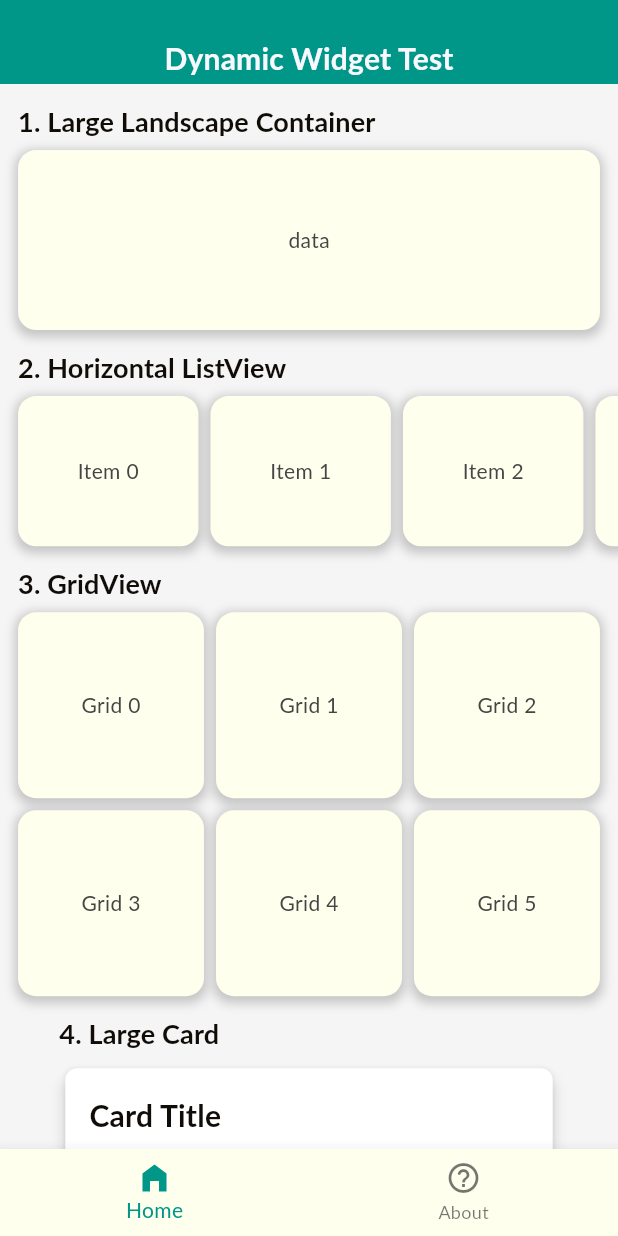
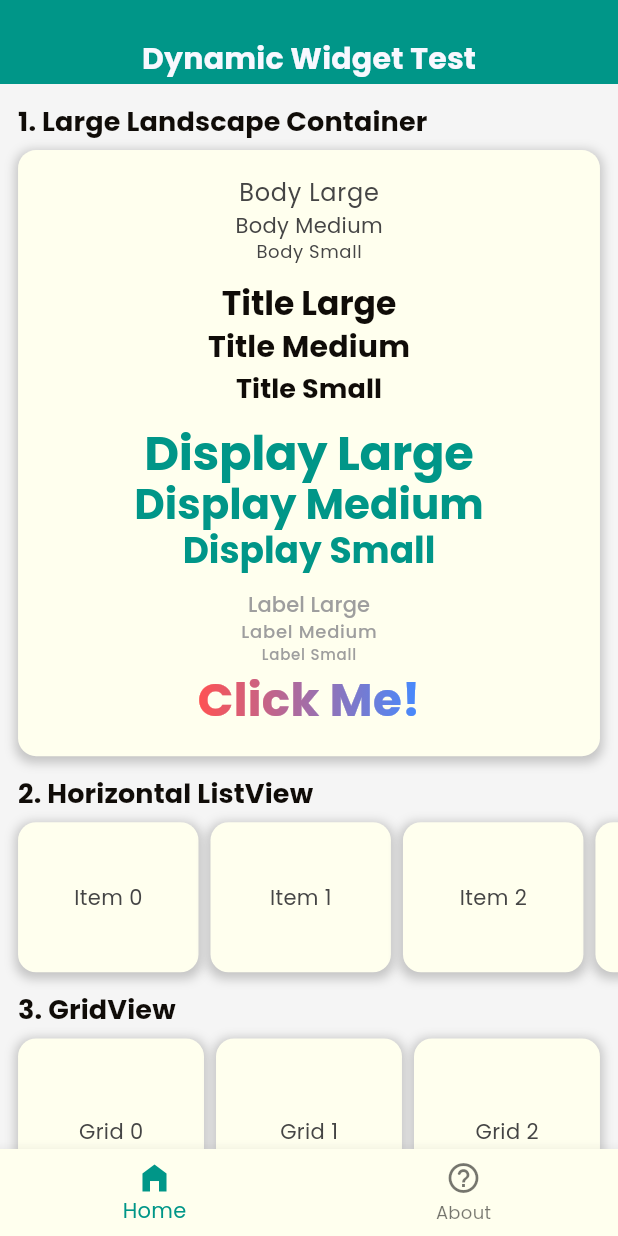
Before and after one commit to devaniket2/flutter_flavors_boilerplate, a Flutter app: the screen it shows after launch, on a phone screen of 412 x 824 dp. Run offline on Flutter 3.47's test engine with Material 3 defaults, Android fonts, the phone set to English and light mode, and no system bars; our stand-ins replace cached_network_image, connectivity_plus, device_info_plus, dio, flutter_screenutil, font_awesome_flutter and 5 more; missing offline and left inert: flutter_inappwebview; Roboto replaces fonts that are missing (Lato).

Commit message:
theme data and custom dialog UI changes

```diff
--- a/lib/app/common/themes/app_dark_theme.dart
+++ b/lib/app/common/themes/app_dark_theme.dart
@@ -1,7 +1,8 @@
 import 'package:flutter/material.dart';
 import 'package:flutter_flavors_boilerplate/app/resources/color_resource.dart';
+import 'package:google_fonts/google_fonts.dart';
 
-final TextStyle _poppins = TextStyle(fontFamily: 'Lato');
+final TextStyle _poppins = GoogleFonts.poppins();
 
 final ThemeData APP_DARK_THEME = ThemeData(
   appBarTheme: const AppBarTheme(foregroundColor: ColorResource.PRIMARY_COLOR),
--- a/lib/app/common/themes/app_light_theme.dart
+++ b/lib/app/common/themes/app_light_theme.dart
@@ -1,7 +1,8 @@
 import 'package:flutter/material.dart';
 import 'package:flutter_flavors_boilerplate/app/resources/color_resource.dart';
+import 'package:google_fonts/google_fonts.dart';
 
-final TextStyle _poppins = TextStyle(fontFamily: 'Lato');
+final TextStyle _poppins = GoogleFonts.poppins();
 
 final ThemeData APP_LIGHT_THEME = ThemeData(
   appBarTheme: const AppBarTheme(foregroundColor: ColorResource.PRIMARY_COLOR),
@@ -46,18 +47,18 @@ final ThemeData APP_LIGHT_THEME = ThemeData(
       fontWeight: FontWeight.bold,
     ),
     displayMedium: _poppins.copyWith(
-      fontSize: 30.0,
+      fontSize: 28.0,
       color: ColorResource.PRIMARY_COLOR,
       fontWeight: FontWeight.bold,
     ),
     displaySmall: _poppins.copyWith(
-      fontSize: 28.0,
+      fontSize: 24.0,
       color: ColorResource.PRIMARY_COLOR,
       fontWeight: FontWeight.bold,
     ),
-    labelLarge: _poppins.copyWith(fontSize: 16.0, color: Colors.grey),
-    labelMedium: _poppins.copyWith(fontSize: 14.0, color: Colors.grey),
-    labelSmall: _poppins.copyWith(fontSize: 12.0, color: Colors.grey),
+    labelLarge: _poppins.copyWith(fontSize: 14.0, color: Colors.grey),
+    labelMedium: _poppins.copyWith(fontSize: 12.0, color: Colors.grey),
+    labelSmall: _poppins.copyWith(fontSize: 10.0, color: Colors.grey),
   ),
 
   // // color scheme
@@ -94,4 +95,9 @@ final ThemeData APP_LIGHT_THEME = ThemeData(
   ),
 
   buttonTheme: ButtonThemeData(),
+
+  dialogTheme: DialogThemeData(
+    backgroundColor: Colors.white,
+    shape: RoundedRectangleBorder(borderRadius: BorderRadius.circular(12.0)),
+  ),
 );
--- a/lib/ui/common_widgets/app_gradient_text.dart
+++ b/lib/ui/common_widgets/app_gradient_text.dart
@@ -1,26 +1,38 @@
 import 'package:flutter/material.dart';
 
 class AppGradientText extends StatelessWidget {
-  const AppGradientText(
-    this.text, {
+  final String text;
+  final Gradient gradient;
+  final double? fontSize;
+  final FontWeight? fontWeight;
+  final String? fontFamily;
+
+  const AppGradientText({
     super.key,
+    required this.text,
     required this.gradient,
-    this.style,
+    this.fontSize,
+    this.fontWeight,
+    this.fontFamily,
   });
-
-  final String text;
-  final TextStyle? style;
-  final Gradient gradient;
 
   @override
   Widget build(BuildContext context) {
     return ShaderMask(
-      blendMode: BlendMode.srcIn,
-      shaderCallback:
-          (bounds) => gradient.createShader(
-            Rect.fromLTWH(0, 0, bounds.width, bounds.height),
-          ),
-      child: Text(text, style: style),
+      shaderCallback: (bounds) {
+        return gradient.createShader(
+          Rect.fromLTWH(0, 0, bounds.width, bounds.height),
+        );
+      },
+      child: Text(
+        text,
+        style: TextStyle(
+          color: Colors.white, // ignored by ShaderMask
+          fontSize: fontSize ?? 16.0, // default size
+          fontWeight: fontWeight ?? FontWeight.bold, // bold weight
+          fontFamily: fontFamily,
+        ),
+      ),
     );
   }
 }
--- a/lib/ui/screens/dashboard/pages/home/home_screen.dart
+++ b/lib/ui/screens/dashboard/pages/home/home_screen.dart
@@ -1,11 +1,12 @@
 import 'dart:ui';
-
 import 'package:flutter/material.dart';
 import 'package:flutter_flavors_boilerplate/app/common/extensions/widget_extensions.dart';
 import 'package:flutter_flavors_boilerplate/app/common/themes/text_theme/app_text_theme.dart';
 import 'package:flutter_flavors_boilerplate/ui/common_widgets/app_button.dart';
 import 'package:flutter_flavors_boilerplate/ui/common_widgets/app_container.dart';
+import 'package:flutter_flavors_boilerplate/ui/common_widgets/app_gradient_text.dart';
 import 'package:flutter_flavors_boilerplate/ui/common_widgets/primary_app_bar/primary_app_bar.dart';
+import 'package:flutter_flavors_boilerplate/utils/app_utils/app_widget.dart';
 import 'package:flutter_screenutil/flutter_screenutil.dart';
 import 'package:font_awesome_flutter/font_awesome_flutter.dart';
 
@@ -75,9 +76,70 @@ class _HomeScreenState extends State<HomeScreen> {
         SizedBox(height: 6.h),
         AppContainer(
           child: Container(
-            height: 120,
             width: 1.sw,
-            child: Center(child: Text('data')),
+            padding: EdgeInsets.all(16.w),
+            child: Column(
+              children: [
+                Text(
+                  "Body Large",
+                  style: Theme.of(context).textTheme.bodyLarge,
+                ),
+                Text(
+                  "Body Medium",
+                  style: Theme.of(context).textTheme.bodyMedium,
+                ),
+                Text(
+                  "Body Small",
+                  style: Theme.of(context).textTheme.bodySmall,
+                ),
+                SizedBox(height: 12),
+                Text(
+                  "Title Large",
+                  style: Theme.of(context).textTheme.titleLarge,
+                ),
+                Text(
+                  "Title Medium",
+                  style: Theme.of(context).textTheme.titleMedium,
+                ),
+                Text(
+                  "Title Small",
+                  style: Theme.of(context).textTheme.titleSmall,
+                ),
+                SizedBox(height: 12),
+                Text(
+                  "Display Large",
+                  style: Theme.of(context).textTheme.displayLarge,
+                ),
+                Text(
+                  "Display Medium",
+                  style: Theme.of(context).textTheme.displayMedium,
+                ),
+                Text(
+                  "Display Small",
+                  style: Theme.of(context).textTheme.displaySmall,
+                ),
+                SizedBox(height: 12),
+                Text(
+                  "Label Large",
+                  style: Theme.of(context).textTheme.labelLarge,
+                ),
+                Text(
+                  "Label Medium",
+                  style: Theme.of(context).textTheme.labelMedium,
+                ),
+                Text(
+                  "Label Small",
+                  style: Theme.of(context).textTheme.labelSmall,
+                ),
+                AppGradientText(
+                  text: 'Click Me!',
+                  fontSize: 31.sp,
+                  gradient: LinearGradient(
+                    colors: [Colors.redAccent, Colors.blueAccent],
+                  ),
+                ),
+              ],
+            ),
           ),
         ),
       ],
@@ -293,7 +355,7 @@ class _HomeScreenState extends State<HomeScreen> {
         Text('11. Dialog Viewer', style: AppTextTheme.titleSmall(context)),
         SizedBox(height: 6.h),
         ElevatedButton(
-          onPressed: _showBlurredDialog,
+          onPressed: () => AppWidget.showDialog(dismissible: true),
           child: Text('Show Dialog'),
         ),
       ],
@@ -311,94 +373,6 @@ class _HomeScreenState extends State<HomeScreen> {
       ),
     ],
   );
-
-  /// Shows a dialog with a blurred background using showGeneralDialog.
-  void _showBlurredDialog() {
-    showGeneralDialog(
-      context: context,
-      barrierDismissible: false,
-      barrierLabel: 'Dialog',
-      barrierColor: Colors.black.withOpacity(
-        0.0,
-      ), // we handle dim in transitionBuilder
-      transitionDuration: const Duration(milliseconds: 250),
-      pageBuilder: (context, animation, secondaryAnimation) {
-        // pageBuilder returns the dialog content only (no blur/dim here).
-        return SafeArea(
-          child: Center(
-            child: Material(
-              color: Colors.transparent,
-              child: Container(
-                width: 0.85.sw,
-                padding: EdgeInsets.all(16.w),
-                decoration: BoxDecoration(
-                  color: Theme.of(context).dialogBackgroundColor,
-                  borderRadius: BorderRadius.circular(12.r),
-                ),
-                child: Column(
-                  mainAxisSize: MainAxisSize.min,
-                  crossAxisAlignment: CrossAxisAlignment.start,
-                  children: [
-                    Text(
-                      'Dialog Title',
-                      style: AppTextTheme.titleMedium(context),
-                    ),
-                    SizedBox(height: 8.h),
-                    Text(
-                      'This dialog blurs the background using BackdropFilter.',
-                    ),
-                    SizedBox(height: 16.h),
-                    Row(
-                      mainAxisAlignment: MainAxisAlignment.end,
-                      children: [
-                        TextButton(
-                          onPressed: () => Navigator.of(context).pop(),
-                          child: Text('Close'),
-                        ),
-                      ],
-                    ),
-                  ],
-                ),
-              ),
-            ),
-          ),
-        );
-      },
-      transitionBuilder: (context, animation, secondaryAnimation, child) {
-        // animation.value goes from 0.0 -> 1.0 when showing, and 1.0 -> 0.0 when dismissing.
-        final curved = Curves.easeOut.transform(animation.value);
-
-        // Configure maximum blur and maximum dim opacity
-        const double maxBlur = 6.0;
-        const double maxDimOpacity = 0.30;
-
-        // Current blur and dim based on animation progress
-        final double currentBlur = maxBlur * animation.value;
-        final double currentDim = maxDimOpacity * animation.value;
-
-        return Stack(
-          children: [
-            // Full-screen animated blur + dim overlay
-            Positioned.fill(
-              child: BackdropFilter(
-                filter: ImageFilter.blur(
-                  sigmaX: currentBlur,
-                  sigmaY: currentBlur,
-                ),
-                child: Container(color: Colors.black.withOpacity(currentDim)),
-              ),
-            ),
-
-            // Animated dialog (fade + slight scale)
-            Opacity(
-              opacity: animation.value,
-              child: Transform.scale(scale: 0.95 + 0.05 * curved, child: child),
-            ),
-          ],
-        );
-      },
-    );
-  }
 
   /// Shows a bottom sheet while blurring the background.
   void _showBlurredBottomSheet() {
--- a/pubspec.yaml
+++ b/pubspec.yaml
@@ -34,6 +34,7 @@ dependencies:
   # svg asset support library
   flutter_svg: ^2.0.10+1
   # google font library
+  google_fonts: ^8.0.2
   # device info
   device_info_plus: ^12.3.0
   # shared_preferences
```
Also changed, not shown: lib/utils/app_utils/app_widget.dart (added, +112 -0 lines).
